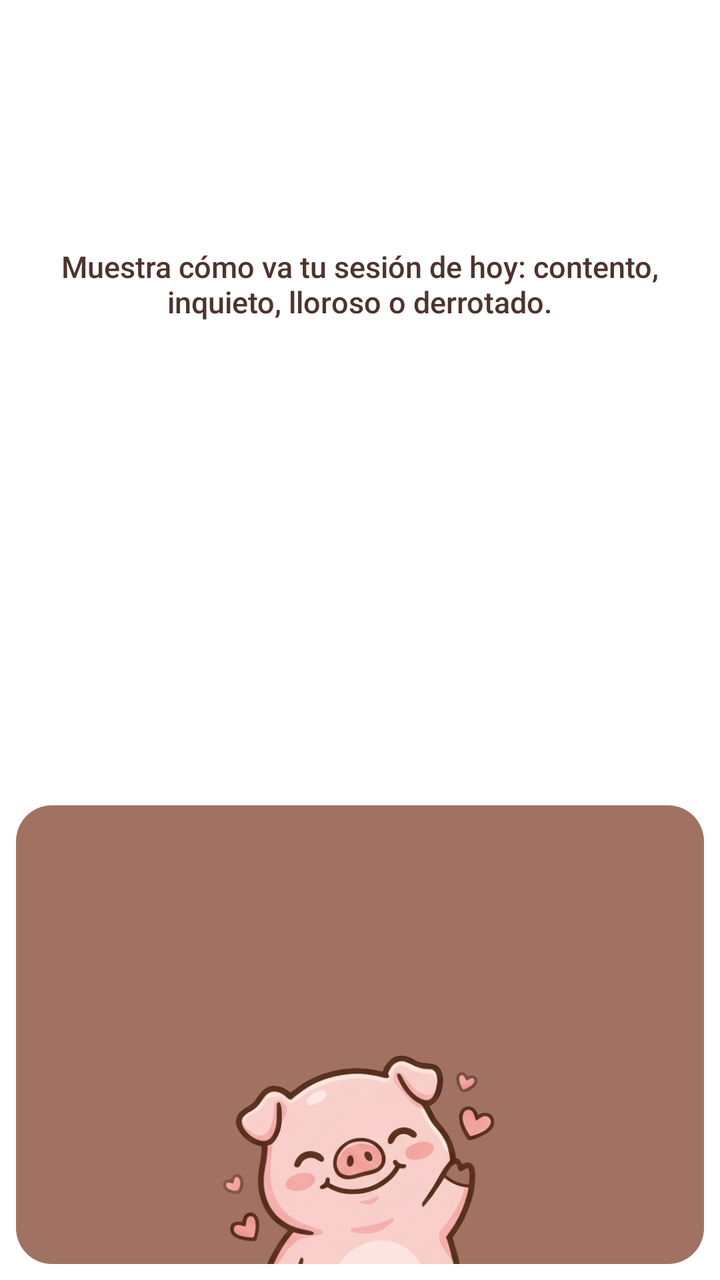
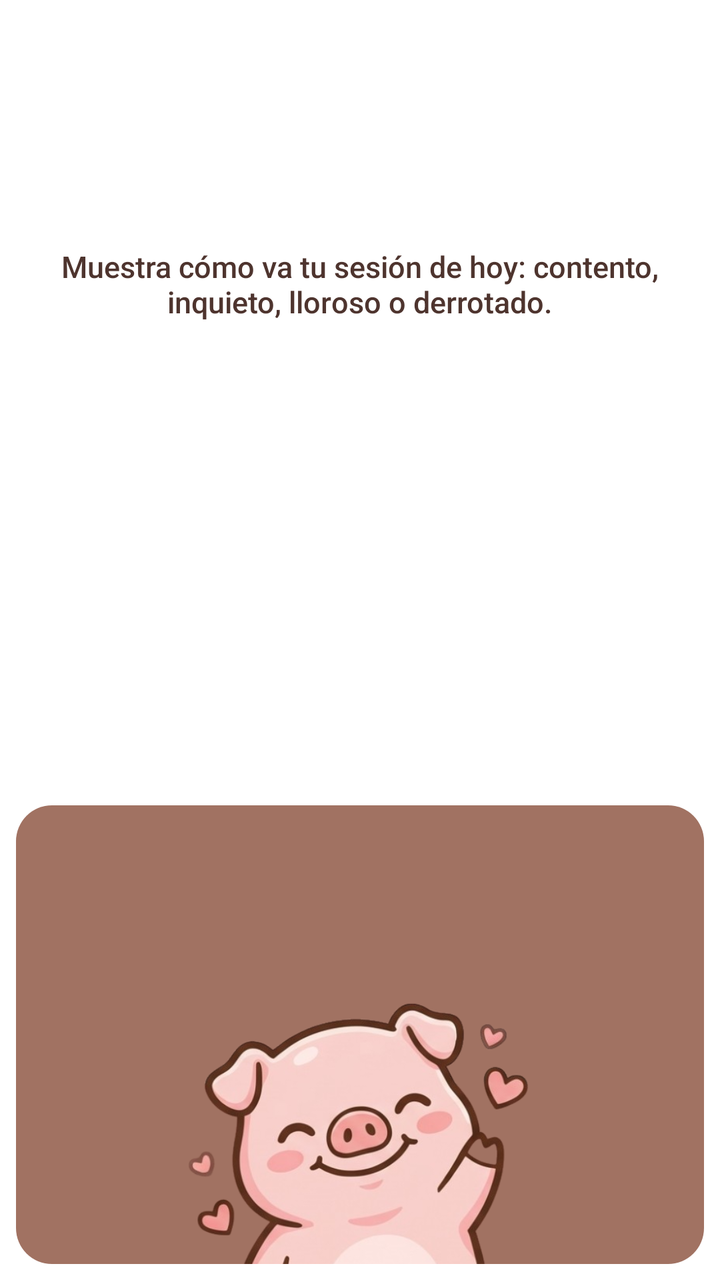

Compare the two renders of this Android layout. The source of the first and the diff that turns it into the second are given below.
<!-- AndroidManifest.xml: application theme Theme.Orofacial -->
<!-- res/layout/widget_orofacial.xml -->
<?xml version="1.0" encoding="utf-8"?>
<LinearLayout xmlns:android="http://schemas.android.com/apk/res/android"
    android:id="@+id/widget_root"
    android:layout_width="match_parent"
    android:layout_height="match_parent"
    android:orientation="vertical"
    android:padding="8dp">

    <TextView
        android:id="@+id/widget_message"
        android:layout_width="match_parent"
        android:layout_height="0dp"
        android:layout_weight="220"
        android:background="@drawable/widget_card_top"
        android:ellipsize="end"
        android:fontFamily="sans-serif-medium"
        android:gravity="center"
        android:maxLines="2"
        android:padding="10dp"
        android:text="@string/widget_desc"
        android:textColor="#4E342E"
        android:textSize="15sp" />

    
    <LinearLayout
        android:layout_width="match_parent"
        android:layout_height="0dp"
        android:layout_weight="104"
        android:orientation="vertical" />

    <FrameLayout
        android:layout_width="match_parent"
        android:layout_height="0dp"
        android:layout_weight="188">

        <LinearLayout
            android:layout_width="match_parent"
            android:layout_height="match_parent"
            android:background="@drawable/widget_card_bottom"
            android:orientation="vertical" />

        <ImageView
            android:id="@+id/widget_mood"
            android:layout_width="160dp"
            android:layout_height="160dp"
            android:layout_gravity="bottom|center_horizontal"
            android:contentDescription="@string/widget_name"
            android:scaleType="fitCenter"
            android:src="@drawable/ic_mood_contento" />

    </FrameLayout>
</LinearLayout>
<!-- resources referenced by this layout -->
<resources>
  <!-- drawable ic_mood_contento: png bitmap (drawable-nodpi, 147634 bytes) -->
  <!-- drawable widget_card_bottom (drawable) -->
  <?xml version="1.0" encoding="utf-8"?>
  <shape xmlns:android="http://schemas.android.com/apk/res/android" android:shape="rectangle">
      <corners android:radius="18dp" />
      <solid android:color="#A17262" />
  </shape>
  <!-- drawable widget_card_top (drawable) -->
  <?xml version="1.0" encoding="utf-8"?>
  <shape xmlns:android="http://schemas.android.com/apk/res/android" android:shape="rectangle">
      <corners android:radius="18dp" />
      <solid android:color="#FFFFFF" />
  </shape>
  <string name="widget_desc">Muestra cómo va tu sesión de hoy: contento, inquieto, lloroso o derrotado.</string>
  <string name="widget_name">Orofacial hoy</string>
  <style name="Theme.Orofacial" parent="Theme.AppCompat.NoActionBar">
          <item name="android:windowFullscreen">true</item>
          <item name="android:windowLayoutInDisplayCutoutMode">shortEdges</item>
          
          <item name="android:windowBackground">@android:color/white</item>
          <item name="android:statusBarColor">@android:color/white</item>
          <item name="android:navigationBarColor">@android:color/white</item>
          
          <item name="android:windowLightStatusBar">true</item>
          <item name="android:windowLightNavigationBar">true</item>
      </style>
</resources>

<!-- the commit's change to res/layout/widget_orofacial.xml (unified diff, before → after) -->
@@ -6,43 +6,51 @@
     android:orientation="vertical"
     android:padding="8dp">
 
-    <TextView
-        android:id="@+id/widget_message"
-        android:layout_width="match_parent"
-        android:layout_height="0dp"
-        android:layout_weight="220"
-        android:background="@drawable/widget_card_top"
-        android:ellipsize="end"
-        android:fontFamily="sans-serif-medium"
-        android:gravity="center"
-        android:maxLines="2"
-        android:padding="10dp"
-        android:text="@string/widget_desc"
-        android:textColor="#4E342E"
-        android:textSize="15sp" />
-
-    
-    <LinearLayout
-        android:layout_width="match_parent"
-        android:layout_height="0dp"
-        android:layout_weight="104"
-        android:orientation="vertical" />
-
     <FrameLayout
         android:layout_width="match_parent"
-        android:layout_height="0dp"
-        android:layout_weight="188">
+        android:layout_height="match_parent">
 
         <LinearLayout
             android:layout_width="match_parent"
             android:layout_height="match_parent"
-            android:background="@drawable/widget_card_bottom"
-            android:orientation="vertical" />
+            android:orientation="vertical">
 
+            <TextView
+                android:id="@+id/widget_message"
+                android:layout_width="match_parent"
+                android:layout_height="0dp"
+                android:layout_weight="220"
+                android:background="@drawable/widget_card_top"
+                android:ellipsize="end"
+                android:fontFamily="sans-serif-medium"
+                android:gravity="center"
+                android:maxLines="2"
+                android:padding="10dp"
+                android:text="@string/widget_desc"
+                android:textColor="#4E342E"
+                android:textSize="15sp" />
+
+            
+            <LinearLayout
+                android:layout_width="match_parent"
+                android:layout_height="0dp"
+                android:layout_weight="104"
+                android:orientation="vertical" />
+
+            <LinearLayout
+                android:layout_width="match_parent"
+                android:layout_height="0dp"
+                android:layout_weight="188"
+                android:background="@drawable/widget_card_bottom"
+                android:orientation="vertical" />
+
+        </LinearLayout>
+
+        
         <ImageView
             android:id="@+id/widget_mood"
-            android:layout_width="160dp"
-            android:layout_height="160dp"
+            android:layout_width="200dp"
+            android:layout_height="200dp"
             android:layout_gravity="bottom|center_horizontal"
             android:contentDescription="@string/widget_name"
             android:scaleType="fitCenter"
